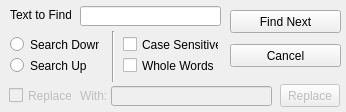
This is finddialog.ui in Codeh4ck/QtLuaPad as Qt 5 draws it before an edit. The edited form follows.
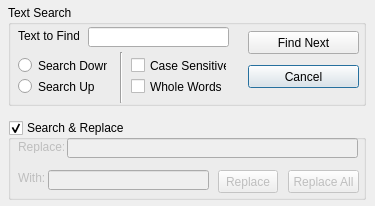
This is the edited form.

Commit message: Updated Find Dialog to include a fully working replace/replace all function. Written a brief but fully working goto line function. Added chojrak to the developers list. Credits list included as well.

The edit to the form file:
```diff
--- a/finddialog.ui
+++ b/finddialog.ui
@@ -9,41 +9,56 @@
    <rect>
     <x>0</x>
     <y>0</y>
-    <width>346</width>
-    <height>112</height>
+    <width>375</width>
+    <height>206</height>
    </rect>
   </property>
   <property name="windowTitle">
    <string>Find Text</string>
   </property>
-  <widget class="QLineEdit" name="txtFind">
+  <widget class="QGroupBox" name="groupBox">
    <property name="geometry">
     <rect>
-     <x>80</x>
-     <y>6</y>
-     <width>141</width>
-     <height>20</height>
+     <x>8</x>
+     <y>5</y>
+     <width>358</width>
+     <height>101</height>
     </rect>
-   </property>
-  </widget>
-  <widget class="QRadioButton" name="rdDown">
+   </property>
+   <property name="title">
+    <string>Text Search</string>
+   </property>
+   <widget class="QPushButton" name="pushButton">
+    <property name="geometry">
+     <rect>
+      <x>240</x>
+      <y>60</y>
+      <width>111</width>
+      <height>23</height>
+     </rect>
+    </property>
+    <property name="text">
+     <string>Cancel</string>
+    </property>
+   </widget>
+   <widget class="QLabel" name="label">
    <property name="geometry">
     <rect>
      <x>10</x>
-     <y>36</y>
-     <width>89</width>
-     <height>17</height>
+      <y>23</y>
+      <width>61</width>
+      <height>16</height>
     </rect>
    </property>
    <property name="text">
-    <string>Search Down</string>
+     <string>Text to Find:</string>
    </property>
   </widget>
   <widget class="QRadioButton" name="rdUp">
    <property name="geometry">
     <rect>
      <x>10</x>
-     <y>57</y>
+      <y>73</y>
      <width>82</width>
      <height>17</height>
     </rect>
@@ -52,11 +67,24 @@
     <string>Search Up</string>
    </property>
   </widget>
+   <widget class="QCheckBox" name="cbWholeWords">
+    <property name="geometry">
+     <rect>
+      <x>123</x>
+      <y>73</y>
+      <width>91</width>
+      <height>17</height>
+     </rect>
+    </property>
+    <property name="text">
+     <string>Whole Words</string>
+    </property>
+   </widget>
   <widget class="Line" name="line">
    <property name="geometry">
     <rect>
      <x>93</x>
-     <y>31</y>
+      <y>47</y>
      <width>41</width>
      <height>51</height>
     </rect>
@@ -65,11 +93,34 @@
     <enum>Qt::Vertical</enum>
    </property>
   </widget>
+   <widget class="QLineEdit" name="txtFind">
+    <property name="geometry">
+     <rect>
+      <x>80</x>
+      <y>22</y>
+      <width>141</width>
+      <height>20</height>
+     </rect>
+    </property>
+   </widget>
+   <widget class="QRadioButton" name="rdDown">
+    <property name="geometry">
+     <rect>
+      <x>10</x>
+      <y>52</y>
+      <width>89</width>
+      <height>17</height>
+     </rect>
+    </property>
+    <property name="text">
+     <string>Search Down</string>
+    </property>
+   </widget>
   <widget class="QCheckBox" name="cbCaseSensitive">
    <property name="geometry">
     <rect>
      <x>123</x>
-     <y>36</y>
+      <y>52</y>
      <width>96</width>
      <height>17</height>
     </rect>
@@ -78,85 +129,59 @@
     <string>Case Sensitive</string>
    </property>
   </widget>
-  <widget class="QLabel" name="label">
+   <widget class="QPushButton" name="findNext">
    <property name="geometry">
     <rect>
-     <x>10</x>
-     <y>7</y>
-     <width>61</width>
-     <height>16</height>
+      <x>240</x>
+      <y>26</y>
+      <width>111</width>
+      <height>23</height>
     </rect>
    </property>
    <property name="text">
-    <string>Text to Find:</string>
-   </property>
-  </widget>
-  <widget class="QCheckBox" name="cbWholeWords">
-   <property name="geometry">
-    <rect>
-     <x>123</x>
-     <y>57</y>
-     <width>91</width>
-     <height>17</height>
-    </rect>
-   </property>
-   <property name="text">
-    <string>Whole Words</string>
-   </property>
+     <string>Find Next</string>
+    </property>
+   </widget>
   </widget>
-  <widget class="QLineEdit" name="lineEdit">
-   <property name="enabled">
-    <bool>false</bool>
-   </property>
+  <widget class="QGroupBox" name="groupBox_2">
    <property name="geometry">
     <rect>
-     <x>111</x>
-     <y>86</y>
-     <width>161</width>
-     <height>20</height>
+     <x>8</x>
+     <y>120</y>
+     <width>358</width>
+     <height>80</height>
     </rect>
    </property>
-  </widget>
-  <widget class="QLabel" name="label_2">
-   <property name="enabled">
-    <bool>false</bool>
+   <property name="title">
+    <string>Search &amp;&amp; Replace</string>
    </property>
-   <property name="geometry">
-    <rect>
-     <x>80</x>
-     <y>88</y>
-     <width>31</width>
-     <height>16</height>
-    </rect>
+   <property name="checkable">
+    <bool>true</bool>
    </property>
-   <property name="text">
-    <string>With:</string>
-   </property>
-  </widget>
-  <widget class="QCheckBox" name="replace">
-   <property name="enabled">
-    <bool>false</bool>
-   </property>
-   <property name="geometry">
-    <rect>
-     <x>9</x>
-     <y>87</y>
-     <width>63</width>
-     <height>17</height>
-    </rect>
-   </property>
-   <property name="text">
-    <string>Replace?</string>
-   </property>
-  </widget>
-  <widget class="QPushButton" name="goReplace">
+   <widget class="QPushButton" name="replaceAll">
    <property name="enabled">
     <bool>false</bool>
    </property>
    <property name="geometry">
     <rect>
      <x>280</x>
-     <y>84</y>
+      <y>50</y>
+      <width>71</width>
+      <height>23</height>
+     </rect>
+    </property>
+    <property name="text">
+     <string>Replace All</string>
+    </property>
+   </widget>
+   <widget class="QPushButton" name="goReplace">
+    <property name="enabled">
+     <bool>false</bool>
+    </property>
+    <property name="geometry">
+     <rect>
+      <x>210</x>
+      <y>50</y>
      <width>60</width>
      <height>23</height>
     </rect>
@@ -165,31 +190,64 @@
     <string>Replace</string>
    </property>
   </widget>
-  <widget class="QPushButton" name="findNext">
+   <widget class="QLabel" name="label_2">
+    <property name="enabled">
+     <bool>false</bool>
+    </property>
    <property name="geometry">
     <rect>
-     <x>230</x>
-     <y>10</y>
-     <width>111</width>
-     <height>23</height>
+      <x>10</x>
+      <y>50</y>
+      <width>32</width>
+      <height>16</height>
     </rect>
    </property>
    <property name="text">
-    <string>Find Next</string>
-   </property>
-  </widget>
-  <widget class="QPushButton" name="pushButton">
+     <string>With:</string>
+    </property>
+   </widget>
+   <widget class="QLineEdit" name="txtReplaceWith">
+    <property name="enabled">
+     <bool>false</bool>
+    </property>
    <property name="geometry">
     <rect>
-     <x>230</x>
-     <y>44</y>
-     <width>111</width>
-     <height>23</height>
-    </rect>
-   </property>
+      <x>40</x>
+      <y>50</y>
+      <width>161</width>
+      <height>20</height>
+     </rect>
+    </property>
+   </widget>
+   <widget class="QLabel" name="label_3">
+    <property name="enabled">
+     <bool>false</bool>
+    </property>
+    <property name="geometry">
+     <rect>
+      <x>10</x>
+      <y>20</y>
+      <width>46</width>
+      <height>13</height>
+     </rect>
+    </property>
    <property name="text">
-    <string>Cancel</string>
-   </property>
+     <string>Replace:</string>
+    </property>
+   </widget>
+   <widget class="QLineEdit" name="txtReplace">
+    <property name="enabled">
+     <bool>false</bool>
+    </property>
+    <property name="geometry">
+     <rect>
+      <x>59</x>
+      <y>18</y>
+      <width>291</width>
+      <height>20</height>
+     </rect>
+    </property>
+   </widget>
   </widget>
  </widget>
  <resources/>
```
Lines whose indentation alone changed are shown as unchanged. The commit also changes 7 other files.
